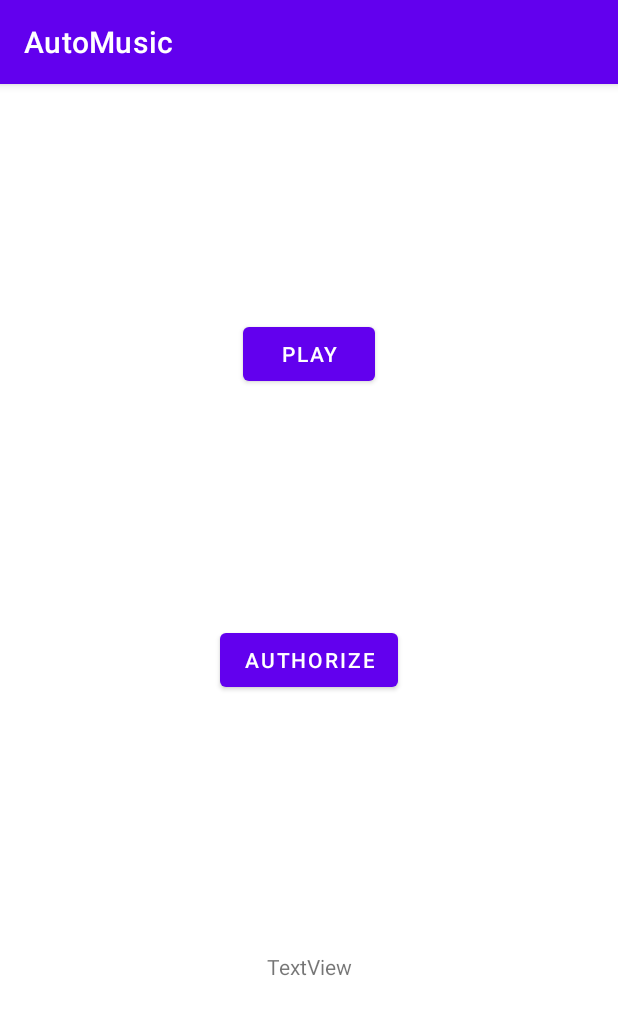
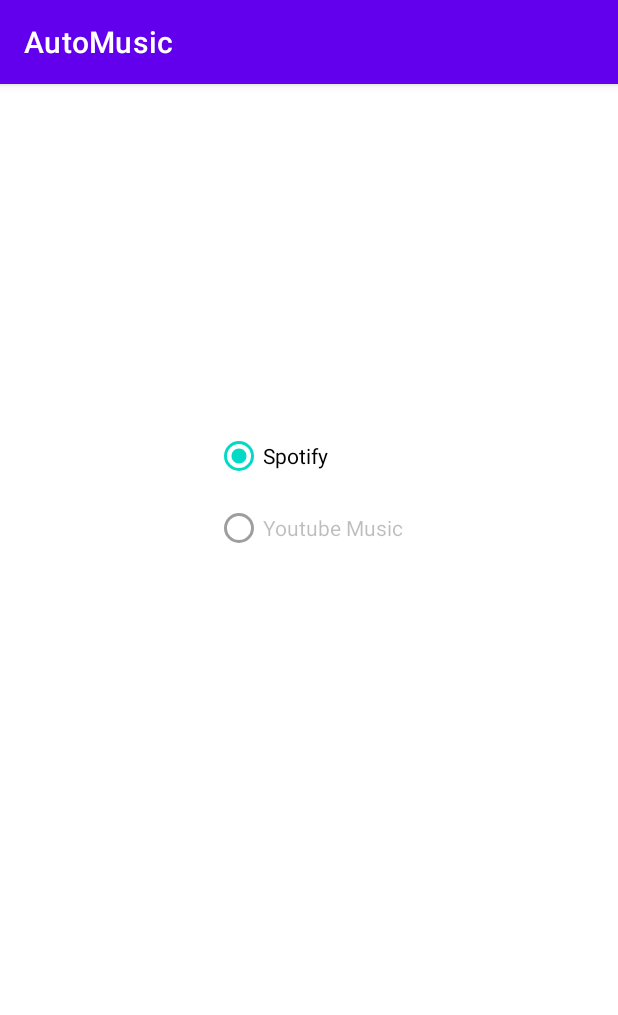
Before and after one commit to EmreSafaCelik/AutoMusic, an Android app: the screen it shows after launch (MainActivity), on a phone screen of 412 x 824 dp. Shown: the top 1015 px of the screen. Run offline under Robolectric (Android 15) with nearby library versions, the phone set to English and light mode, and no system bars; libraries missing offline, so code that uses them is left out: com.spotify.android, com.spotify.sdk; 1 statement that could not run was skipped.

Commit message:
bluetooth device is now pickable

```diff
--- a/app/src/main/java/com/simple/automusic/MainActivity.kt
+++ b/app/src/main/java/com/simple/automusic/MainActivity.kt
@@ -1,22 +1,19 @@
 package com.simple.automusic
 
 import android.Manifest
+import android.bluetooth.BluetoothAdapter
 import android.bluetooth.BluetoothDevice
 import android.content.Intent
 import android.content.IntentFilter
-import android.content.SharedPreferences
 import android.content.pm.PackageManager
 import android.os.Bundle
 import android.util.Log
-import android.widget.Button
-import android.widget.Toast
+import android.view.View
+import android.widget.*
+import androidx.appcompat.app.AlertDialog
 import androidx.appcompat.app.AppCompatActivity
 import androidx.core.app.ActivityCompat
-import com.spotify.android.appremote.api.ConnectionParams
-import com.spotify.android.appremote.api.Connector
 import com.spotify.android.appremote.api.SpotifyAppRemote
-import com.spotify.protocol.types.PlayerState
-import com.spotify.protocol.types.Track
 import com.spotify.sdk.android.auth.AuthorizationClient
 import com.spotify.sdk.android.auth.AuthorizationRequest
 import com.spotify.sdk.android.auth.AuthorizationResponse
@@ -33,45 +30,88 @@ class MainActivity : AppCompatActivity() {
     lateinit var receiver: BluetoothConnectionReceiver
     var TAG = "MainActivityBluetooth"
 
+
     override fun onCreate(savedInstanceState: Bundle?) {
         super.onCreate(savedInstanceState)
         setContentView(R.layout.activity_main)
 
-        val sp = getSharedPreferences("chosen_device", MODE_PRIVATE)
-
         // Permission requests
         requestPermissions()
+
+        // Get shared preferences
+        val sp = getSharedPreferences("chosen_devices", MODE_PRIVATE)
 
         // Set Spotify to debug mode and authorize
         SpotifyAppRemote.setDebugMode(true)
         Log.v(TAG, "Debug mode on for SpotifyAppRemote")
 
-        // Play song button
-        val btnPlaySong = findViewById<Button>(R.id.buttonPlaySong)
-        btnPlaySong.setOnClickListener {
-            if (sp.getString("first_param", "default_param") == "default_param") {
-                sp.edit().putString("first_param", "second_param").apply()
+        // Setting broadcast receiver
+        receiver = BluetoothConnectionReceiver()
+        val filter = IntentFilter()
+        filter.addAction(BluetoothDevice.ACTION_ACL_CONNECTED)
+        filter.addAction(BluetoothDevice.ACTION_ACL_DISCONNECTED)
+        registerReceiver(receiver, filter)
+        Log.v(TAG, "receiver registered")
+
+
+        // Getting paired devices
+        val mDeviceGroup = findViewById<LinearLayout>(R.id.device_group)
+        val mBluetoothAdapter = BluetoothAdapter.getDefaultAdapter()
+
+        if (mBluetoothAdapter.isEnabled) {
+            for (i in mBluetoothAdapter.bondedDevices) {
+                val mDevice = CheckBox(this)
+                mDevice.id = View.generateViewId()
+                mDevice.text = i.name
+                if (sp.getStringSet("mac-list", mutableSetOf())!!.contains(i.address)) {
+                    mDevice.isChecked = true
+                }
+                mDevice.setOnClickListener {
+                    if (mDevice.isChecked()) {
+                        with(sp.edit()) {
+                            val newSet = sp.getStringSet("mac-list", mutableSetOf())?.toMutableSet()
+                            newSet?.add(i.address)
+                            Log.v(TAG, newSet.toString())
+                            putStringSet("mac-list", newSet)
+                            apply()
+                        }
+                    } else {
+                        with (sp.edit()) {
+                            val newSet = sp.getStringSet("mac-list", mutableSetOf())?.toMutableSet()
+                            newSet?.remove(i.address)
+                            Log.v(TAG, newSet.toString())
+                            putStringSet("mac-list", newSet)
+                            apply()
+                        }
+                    }
+                }
+                mDeviceGroup.addView(mDevice)
             }
+        } else {
+            val alertDialogBuilder = AlertDialog.Builder(this)
+            alertDialogBuilder.setTitle("Bluetooth Off")
+            alertDialogBuilder.setMessage("Please turn on Bluetooth and restart the app")
+            alertDialogBuilder.setNegativeButton("QUIT") { dialog , which ->
+                System.exit(-1)
+            }
+            alertDialogBuilder.show()
         }
+    }
 
-        // Authorize button
-        val btnOpenSpotify = findViewById<Button>(R.id.buttonOpenSpotify)
-        btnOpenSpotify.setOnClickListener {
-            Log.d(TAG, "clicked on authorize")
+
+    override fun onStart() {
+        super.onStart()
+
+        // Get shared preferences
+        val sp = getSharedPreferences("chosen_device", MODE_PRIVATE)
+
+        // Authorize Spotify
+        if (sp.getBoolean("spotify-authorized", false)) {
             val builder = AuthorizationRequest.Builder(CLIENT_ID, AuthorizationResponse.Type.TOKEN, REDIRECT_URI)
                 .setScopes(Array(1) {"user-read-private"})
             val request = builder.build()
             AuthorizationClient.openLoginActivity(this, REQUEST_CODE, request)
-//            unregisterReceiver(receiver)
         }
-
-        // Setting broadcast receiver
-//        receiver = BluetoothConnectionReceiver()
-//        val filter = IntentFilter()
-//        filter.addAction(BluetoothDevice.ACTION_ACL_CONNECTED)
-//        filter.addAction(BluetoothDevice.ACTION_ACL_DISCONNECTED)
-//        registerReceiver(receiver, filter)
-//        Log.v(TAG, "receiver registered")
     }
 
     override fun onActivityResult(requestCode: Int, resultCode: Int, data: Intent?) {
@@ -79,11 +119,14 @@ class MainActivity : AppCompatActivity() {
         Log.v(TAG, "onActivityResult")
         val response = AuthorizationClient.getResponse(resultCode, data)
 
+        // Get shared preferences
+        val sp = getSharedPreferences("chosen_device", MODE_PRIVATE)
+
         when (response.type) {
             AuthorizationResponse.Type.TOKEN -> {
                 Log.v(TAG, response.accessToken.toString())
                 Toast.makeText(this, response.accessToken.toString(), Toast.LENGTH_LONG).show()
-
+                sp.edit().putBoolean("spotify-authorized", true).apply()
             }
             AuthorizationResponse.Type.ERROR -> {
                 Log.v(TAG, response.error.toString())
@@ -95,20 +138,11 @@ class MainActivity : AppCompatActivity() {
         }
     }
 
-    override fun onStop() {
-        super.onStop()
-        Log.v(TAG, "onStop")
-    }
+
 
     override fun onDestroy() {
         super.onDestroy()
         SpotifyAppRemote.disconnect(mSpotifyAppRemote)
-    }
-
-    private fun connected() {
-        // Subscribe to PlayerState
-        mSpotifyAppRemote!!.playerApi.play("spotify:user:anonymised:collection")
-        Log.d(TAG, "connected")
     }
 
     private fun hasBluetoothConnectionPermission() =
--- a/app/src/main/res/layout/activity_main.xml
+++ b/app/src/main/res/layout/activity_main.xml
@@ -1,40 +1,43 @@
 <?xml version="1.0" encoding="utf-8"?>
-<androidx.constraintlayout.widget.ConstraintLayout xmlns:android="http://schemas.android.com/apk/res/android"
+<androidx.constraintlayout.widget.ConstraintLayout
+    xmlns:android="http://schemas.android.com/apk/res/android"
     xmlns:app="http://schemas.android.com/apk/res-auto"
     xmlns:tools="http://schemas.android.com/tools"
     android:layout_width="match_parent"
     android:layout_height="match_parent">
 
-    <TextView
-        android:id="@+id/textView"
+    <RadioGroup
+        android:id="@+id/music_media_group"
         android:layout_width="wrap_content"
         android:layout_height="wrap_content"
-        android:text="TextView"
-        app:layout_constraintBottom_toBottomOf="parent"
+        android:orientation="vertical"
+        app:layout_constraintTop_toTopOf="parent"
+        app:layout_constraintBottom_toBottomOf="@id/device_group"
+        app:layout_constraintStart_toStartOf="parent"
         app:layout_constraintEnd_toEndOf="parent"
-        app:layout_constraintHorizontal_bias="0.5"
-        app:layout_constraintStart_toStartOf="parent"
-        app:layout_constraintTop_toBottomOf="@+id/buttonOpenSpotify" />
+        android:checkedButton="@id/spotify_btn">
+        <RadioButton
+            android:id="@+id/spotify_btn"
+            android:layout_width="match_parent"
+            android:layout_height="wrap_content"
+            android:text="@string/spotify" />
+        <RadioButton
+            android:id="@+id/yt_music_btn"
+            android:layout_width="wrap_content"
+            android:layout_height="wrap_content"
+            android:text="@string/youtube_music"
+            android:enabled="false"/>
+    </RadioGroup>
 
-    <Button
-        android:id="@+id/buttonOpenSpotify"
+    <LinearLayout
+        android:id="@+id/device_group"
         android:layout_width="wrap_content"
         android:layout_height="wrap_content"
-        android:text="Authorize"
+        android:orientation="vertical"
+        app:layout_constraintTop_toBottomOf="@id/music_media_group"
         app:layout_constraintBottom_toBottomOf="parent"
-        app:layout_constraintEnd_toEndOf="parent"
-        app:layout_constraintHorizontal_bias="0.5"
         app:layout_constraintStart_toStartOf="parent"
-        app:layout_constraintTop_toTopOf="parent"/>
+        app:layout_constraintEnd_toEndOf="parent"/>
 
-    <Button
-        android:id="@+id/buttonPlaySong"
-        android:layout_width="wrap_content"
-        android:layout_height="wrap_content"
-        android:text="Play"
-        app:layout_constraintBottom_toTopOf="@+id/buttonOpenSpotify"
-        app:layout_constraintEnd_toEndOf="parent"
-        app:layout_constraintHorizontal_bias="0.5"
-        app:layout_constraintStart_toStartOf="parent"
-        app:layout_constraintTop_toTopOf="parent" />
+
 </androidx.constraintlayout.widget.ConstraintLayout>
--- a/app/src/main/res/values/strings.xml
+++ b/app/src/main/res/values/strings.xml
@@ -1,3 +1,5 @@
 <resources>
     <string name="app_name">AutoMusic</string>
+    <string name="spotify">Spotify</string>
+    <string name="youtube_music">Youtube Music</string>
 </resources>
```
Also changed, not shown: app/src/main/java/com/simple/automusic/BluetoothConnectionReceiver.kt (+9 -9 lines), 2 other files.
